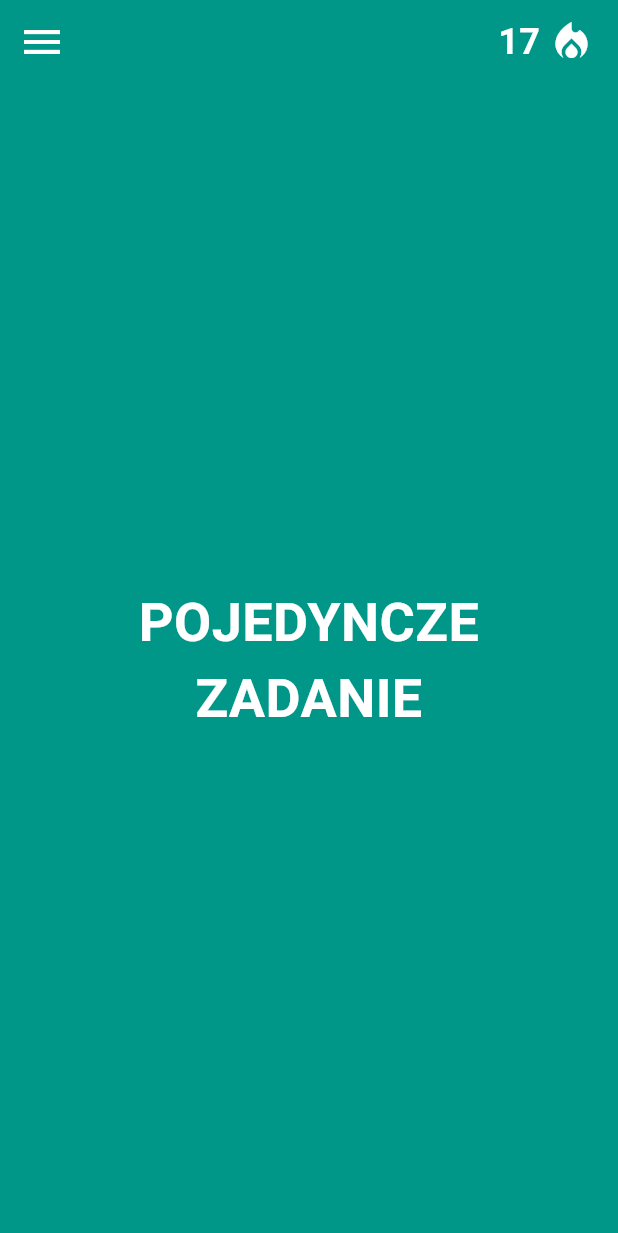
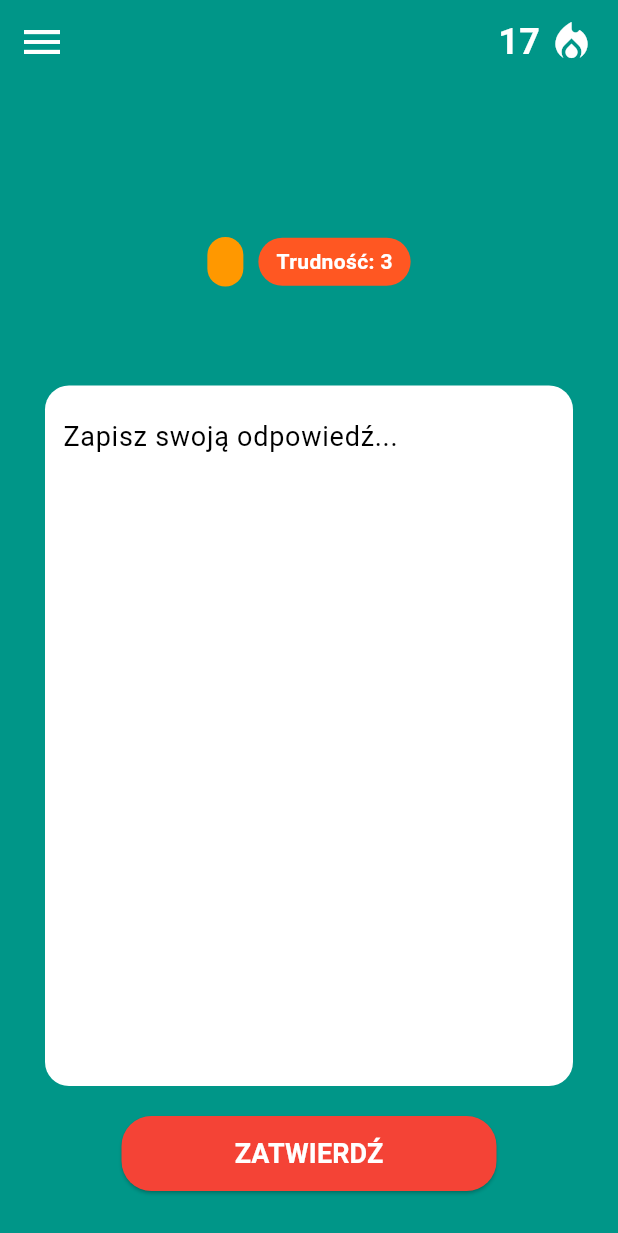
Before and after one commit to sarek167/fixie, a Flutter app: the TaskScreen screen opened by its route, after a tap on "14.07", on a phone screen of 412 x 824 dp. Shown: the top 1233 px of the screen. Run offline on Flutter 3.47's test engine with Material 3 defaults, Android fonts, the phone set to English and light mode, and no system bars; our stand-ins replace carousel_slider, dartz, dio, flutter_bloc, flutter_secure_storage, shared_preferences; accounts and stored records are empty; network calls fail.

Commit message:
[feat:single_task_screen] Add frontend for single task screen, add loading data for task

```diff
--- a/frontend/lib/features/tasks/presentation/path_screen.dart
+++ b/frontend/lib/features/tasks/presentation/path_screen.dart
@@ -47,6 +47,10 @@ class PathScreen extends StatelessWidget {
               text: "${index + 1}",
               color: getColorByStatus(task.status),
               flag: task.status == "in_progress",
+              title: task.title,
+              description: task.description,
+              category: task.category,
+              difficulty: task.difficulty
             );
           }).toList();
           nodes.add(TaskNode(text: "", color: Colors.transparent, isTrophy: true));
--- a/frontend/lib/features/tasks/presentation/single_task_screen.dart
+++ b/frontend/lib/features/tasks/presentation/single_task_screen.dart
@@ -1,9 +1,13 @@
 import 'package:flutter/material.dart';
 import 'package:frontend/core/constants/app_theme.dart';
+import 'package:frontend/features/tasks/presentation/task_path.dart';
+import 'package:frontend/widgets/button.dart';
 import 'package:frontend/widgets/menu_bar.dart';
+import 'package:frontend/widgets/tag.dart';
 
 class SingleTaskScreen extends StatelessWidget {
-  const SingleTaskScreen({super.key});
+  final TaskNode task;
+  const SingleTaskScreen({super.key, required this.task});
 
   @override
   Widget build(BuildContext context) {
@@ -11,8 +15,13 @@ class SingleTaskScreen extends StatelessWidget {
       backgroundColor: ColorConstants.backgroundColor,
       appBar: CustomAppBar(),
       body: Center(
-        child:               Text(
-          "POJEDYNCZE\nZADANIE",
+        child: Padding(
+          padding: const EdgeInsets.all(30),
+          child: Column(
+            mainAxisAlignment: MainAxisAlignment.center,
+            children: [
+              Text(
+                task.title,
                 textAlign: TextAlign.center,
                 style: TextStyle(
                   color: ColorConstants.whiteColor,
@@ -20,6 +29,55 @@ class SingleTaskScreen extends StatelessWidget {
                   fontWeight: FontWeight.bold,
                 ),
               ),
+              SizedBox(height: 20),
+              Row(
+                mainAxisAlignment: MainAxisAlignment.center,
+                children: [
+                  Tag(text: task.category, tagColor: ColorConstants.lightColor,),
+                  const SizedBox(width: 10),
+                  Tag(text: "Trudność: ${task.difficulty}"),
+                ],
+              ),
+              SizedBox(height: 20),
+              Text(
+                task.description,
+                textAlign: TextAlign.center,
+                style: TextStyle(
+                    color: ColorConstants.whiteColor,
+                    fontSize: FontConstants.standardFontSize
+                ),
+              ),
+              SizedBox(height: 20),
+              Expanded(
+                child: Container(
+                  padding: const EdgeInsets.all(12),
+                  decoration: BoxDecoration(
+                    color: ColorConstants.whiteColor,
+                    borderRadius: BorderRadius.circular(16)
+                  ),
+                  child: TextField(
+                    maxLines: null,
+                    expands: true,
+                    style: TextStyle(
+                      color: ColorConstants.blackColor,
+                      fontSize: FontConstants.standardFontSize
+                    ),
+                    decoration: InputDecoration(
+                      border: InputBorder.none,
+                      hintText: 'Zapisz swoją odpowiedź...',
+                      hintStyle: TextStyle(
+                        color: ColorConstants.blackColor
+                      )
+                    )
+                  )
+                )
+              ),
+              SizedBox(height: 20),
+              CustomButton(text: "Zatwierdź", onPressed: () => {}) // TODO: add onPressed
+            ],
+          )
+        )
+
       ),
     );
   }
--- a/frontend/lib/features/tasks/presentation/task_path.dart
+++ b/frontend/lib/features/tasks/presentation/task_path.dart
@@ -2,6 +2,7 @@ import 'package:flutter/material.dart';
 import 'package:frontend/core/constants/app_routes.dart';
 import 'dart:math';
 import 'package:frontend/core/constants/app_theme.dart';
+import 'package:frontend/features/tasks/presentation/single_task_screen.dart';
 
 
 class TaskPathWidget extends StatelessWidget {
@@ -55,7 +56,12 @@ class TaskPathWidget extends StatelessWidget {
         top: y - size,
         child: GestureDetector(
           onTap: () {
-            Navigator.pushNamed(context, AppRouteConstants.singleTaskRoute); // << tu trasa
+            Navigator.push(
+                context,
+                MaterialPageRoute(
+                    builder: (context) => SingleTaskScreen(task: node)
+                ),
+            );
           },
           child: Container(
             width: size * 2,
@@ -101,12 +107,20 @@ class TaskNode {
   final Color color;
   final bool flag;
   final bool isTrophy;
+  final String title;
+  final String description;
+  final String category;
+  final int difficulty;
 
   TaskNode({
     required this.text,
     required this.color,
     this.flag = false,
-    this.isTrophy = false
+    this.isTrophy = false,
+    this.title = "",
+    this.description = "",
+    this.category = "",
+    this.difficulty = 3,
   });
 }
 
--- a/frontend/lib/main.dart
+++ b/frontend/lib/main.dart
@@ -51,7 +51,7 @@ class MyApp extends StatelessWidget {
         AppRouteConstants.registerRoute: (context) => RegisterScreen(),
         AppRouteConstants.homeRoute: (context) => HomeScreen(),
         AppRouteConstants.taskRoute: (context) => TaskScreen(),
-        AppRouteConstants.singleTaskRoute: (context) => SingleTaskScreen(),
+        // AppRouteConstants.singleTaskRoute: (context) => SingleTaskScreen(),
         AppRouteConstants.pathRoute: (context) => PathScreen()
       },
       home: LoginScreen()
--- /dev/null
+++ b/frontend/lib/widgets/tag.dart
@@ -0,0 +1,34 @@
+import 'package:flutter/material.dart';
+import 'package:frontend/core/constants/app_theme.dart';
+
+class Tag extends StatelessWidget {
+  final String text;
+  final Color tagColor;
+  final Color textColor;
+
+  const Tag({
+    Key? key,
+    required this.text,
+    this.tagColor = ColorConstants.semiLightColor,
+    this.textColor = ColorConstants.whiteColor
+  }) : super(key: key);
+
+  @override
+  Widget build(BuildContext context) {
+    return Container(
+      padding: const EdgeInsets.symmetric(horizontal: 12, vertical: 6),
+      decoration: BoxDecoration(
+        color: tagColor,
+        borderRadius: BorderRadius.circular(20),
+      ),
+      child: Text(
+        text,
+        style: TextStyle(
+          color: textColor,
+          fontSize: FontConstants.smallFontSize,
+          fontWeight: FontWeight.bold,
+        ),
+      ),
+    );
+  }
+}
```
Lines whose indentation alone changed are shown as unchanged.
